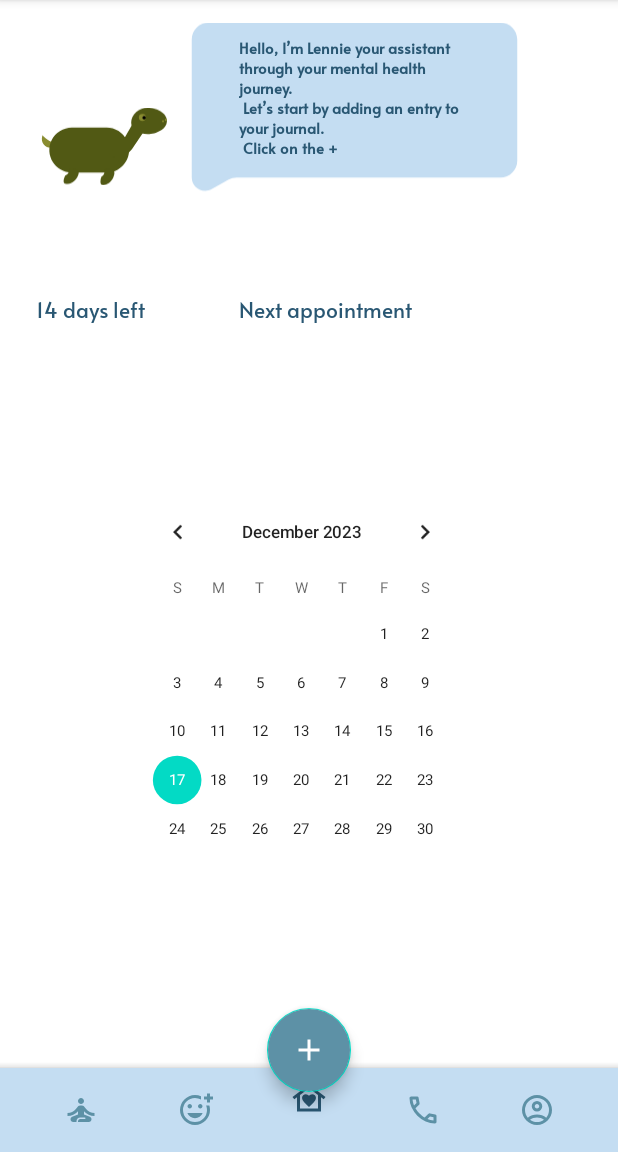
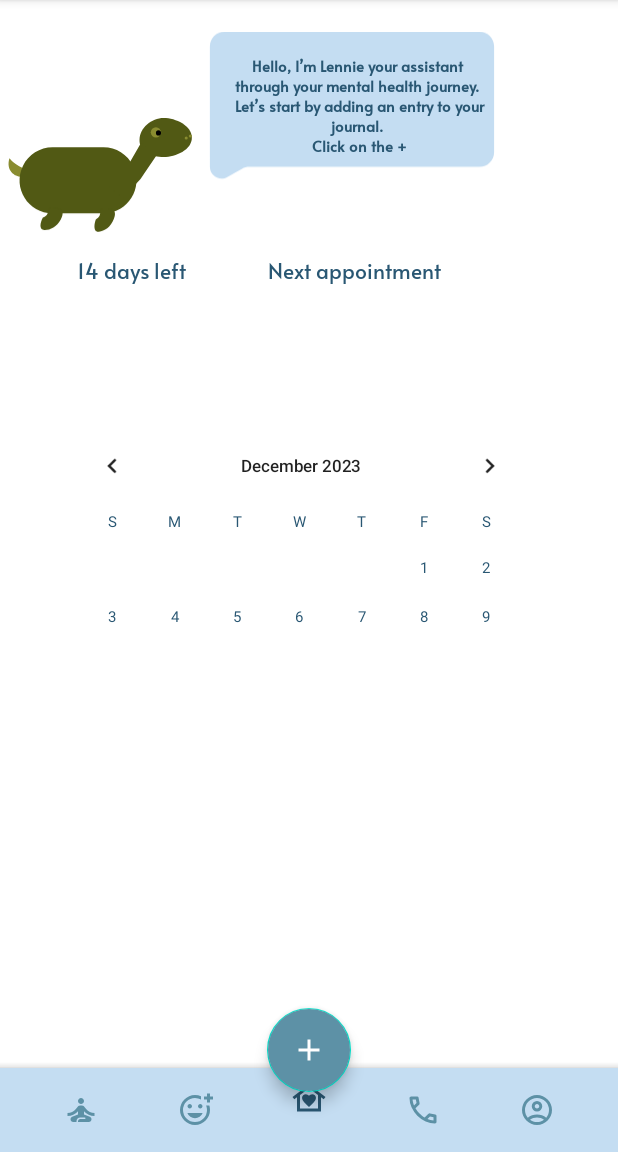
Before and after one commit to Ulpeo/Moodify, an Android app: the screen it shows after launch once a user with an empty profile is signed in (MainActivity), on a phone screen of 412 x 824 dp, the part 84-1236 px from its top. Run offline under Robolectric (Android 15) with nearby library versions, the phone set to English and light mode, and no system bars; our stand-ins replace Firebase (no records; nobody signed in at launch, a user with empty details on screens opened directly); libraries missing offline, so code that uses them is left out: com.google.api.client, com.google.api.services, pub.devrel.easypermissions; 3 statements that could not run were skipped.

Commit message:
home page UI

```diff
--- a/app/src/main/res/layout/fragment_add_mood.xml
+++ b/app/src/main/res/layout/fragment_add_mood.xml
@@ -106,8 +106,10 @@
         android:textStyle="bold"
         app:layout_constraintBottom_toBottomOf="@+id/imageView5"
         app:layout_constraintEnd_toEndOf="@+id/imageView5"
+        app:layout_constraintHorizontal_bias="0.525"
         app:layout_constraintStart_toStartOf="@+id/imageView5"
-        app:layout_constraintTop_toTopOf="@+id/imageView5" />
+        app:layout_constraintTop_toTopOf="@+id/imageView5"
+        app:layout_constraintVertical_bias="0.375" />
 
     <TextView
         android:id="@+id/textView9"
--- a/app/src/main/res/layout/fragment_home.xml
+++ b/app/src/main/res/layout/fragment_home.xml
@@ -7,39 +7,87 @@
     android:layout_height="match_parent"
     tools:context=".Home">
 
-    <ImageView
-        android:id="@+id/imageView3"
-        android:layout_width="226dp"
-        android:layout_height="182dp"
-        android:layout_marginStart="12dp"
-        android:layout_marginBottom="28dp"
-        android:src="@drawable/rectangle_8"
-        app:layout_constraintBottom_toTopOf="@+id/linearLayout"
-        app:layout_constraintStart_toEndOf="@+id/imageView2"
-        tools:src="@drawable/rectangle_8" />
+    <ScrollView
+        android:layout_width="match_parent"
+        android:layout_height="427dp"
+        app:layout_constraintEnd_toEndOf="parent"
+        app:layout_constraintStart_toStartOf="parent"
+        app:layout_constraintTop_toTopOf="parent">
+
+        <LinearLayout
+            android:layout_width="match_parent"
+            android:layout_height="wrap_content"
+            android:orientation="vertical">
+
+            <LinearLayout
+                android:layout_width="match_parent"
+                android:layout_height="158dp"
+                android:orientation="horizontal">
 
                 <ImageView
                     android:id="@+id/imageView2"
-        android:layout_width="87dp"
-        android:layout_height="83dp"
-        android:layout_marginStart="24dp"
+                    android:layout_width="128dp"
+                    android:layout_height="89dp"
+                    android:layout_marginStart="0dp"
                     android:layout_marginTop="72dp"
-        android:src="@drawable/lennie"
+                    android:src="@drawable/lennie" />
+
+                <androidx.constraintlayout.widget.ConstraintLayout
+                    android:layout_width="211dp"
+                    android:layout_height="133dp"
+                    android:layout_gravity="center">
+
+                    <ImageView
+                        android:id="@+id/imageView3"
+                        android:layout_width="197dp"
+                        android:layout_height="124dp"
+                        android:layout_marginStart="8dp"
+                        android:layout_marginEnd="8dp"
+                        android:layout_marginBottom="16dp"
+                        android:src="@drawable/rectangle_8"
+                        app:layout_constraintBottom_toTopOf="@+id/guideline"
+                        app:layout_constraintEnd_toEndOf="parent"
+                        app:layout_constraintHorizontal_bias="0.0"
                         app:layout_constraintStart_toStartOf="parent"
+                        app:layout_constraintTop_toTopOf="parent"
+                        app:layout_constraintVertical_bias="0.0" />
+
+                    <androidx.constraintlayout.widget.Guideline
+                        android:id="@+id/guideline"
+                        android:layout_width="wrap_content"
+                        android:layout_height="wrap_content"
+                        android:orientation="horizontal"
+                        app:layout_constraintGuide_begin="46dp" />
+
+                    <TextView
+                        android:id="@+id/textView8"
+                        android:layout_width="176dp"
+                        android:layout_height="86dp"
+                        android:layout_marginBottom="8dp"
+                        android:gravity="center"
+                        android:text="Hello, I’m Lennie your assistant through your mental health journey.\n Let’s start by adding an entry to your journal.\n Click on the +"
+                        android:textColor="@color/dark_blue"
+                        android:textSize="10sp"
+                        android:textStyle="bold"
+                        app:layout_constraintBottom_toBottomOf="@+id/imageView3"
+                        app:layout_constraintEnd_toEndOf="parent"
+                        app:layout_constraintStart_toStartOf="@+id/imageView3"
                         app:layout_constraintTop_toTopOf="@+id/imageView3" />
+
+                </androidx.constraintlayout.widget.ConstraintLayout>
+
+            </LinearLayout>
 
             <LinearLayout
                 android:id="@+id/linearLayout"
-        android:layout_width="314dp"
-        android:layout_height="106dp"
-        android:layout_marginBottom="372dp"
+                android:layout_width="298dp"
+                android:layout_height="87dp"
+                android:layout_gravity="center"
+                android:layout_marginTop="10dp"
+                android:layout_marginBottom="0dp"
                 android:orientation="horizontal"
                 android:outlineAmbientShadowColor="#000000"
-        android:outlineSpotShadowColor="#000000"
-        app:layout_constraintBottom_toBottomOf="parent"
-        app:layout_constraintEnd_toEndOf="@+id/imageView3"
-        app:layout_constraintHorizontal_bias="0.0"
-        app:layout_constraintStart_toStartOf="@+id/imageView2">
+                android:outlineSpotShadowColor="#000000">
 
                 <TextView
                     android:id="@+id/textView6"
@@ -56,31 +104,19 @@
                     android:text="Next appointment" />
             </LinearLayout>
 
-    <TextView
-        android:id="@+id/textView8"
-        android:layout_width="151dp"
-        android:layout_height="85dp"
-        android:layout_marginTop="39dp"
-        android:layout_marginBottom="41dp"
-        android:text="Hello, I’m Lennie your assistant through your mental health journey.\n Let’s start by adding an entry to your journal.\n
-Click on the +"
-        android:textColor="@color/dark_blue"
-        android:textSize="10sp"
-        android:textStyle="bold"
-        app:layout_constraintBottom_toBottomOf="@+id/imageView3"
-        app:layout_constraintEnd_toEndOf="@+id/imageView3"
-        app:layout_constraintHorizontal_bias="0.48"
-        app:layout_constraintStart_toStartOf="@+id/imageView3"
-        app:layout_constraintTop_toTopOf="@+id/imageView3"
-        app:layout_constraintVertical_bias="0.0" />
-
             <CalendarView
                 android:id="@+id/calendarHome"
-        android:layout_width="278dp"
-        android:layout_height="286dp"
+                android:layout_width="match_parent"
+                android:layout_height="292dp"
+                android:layout_gravity="center"
                 android:scaleX="0.9"
                 android:scaleY="0.9"
-        app:layout_constraintEnd_toEndOf="parent"
-        app:layout_constraintStart_toStartOf="parent"
-        app:layout_constraintTop_toBottomOf="@+id/linearLayout" />
+                android:dateTextAppearance="@color/dark_blue"
+                android:weekDayTextAppearance="@color/dark_blue"
+
+                />
+
+        </LinearLayout>
+    </ScrollView>
+
 </androidx.constraintlayout.widget.ConstraintLayout>
--- a/app/src/main/res/values/themes.xml
+++ b/app/src/main/res/values/themes.xml
@@ -20,4 +20,5 @@
         <item name="android:textColorPrimary">@color/secondary_blue</item>
         <item name="android:textColorSecondary">@color/dark_blue</item>
     </style>
+
 </resources>
```
Lines whose indentation alone changed are shown as unchanged.
